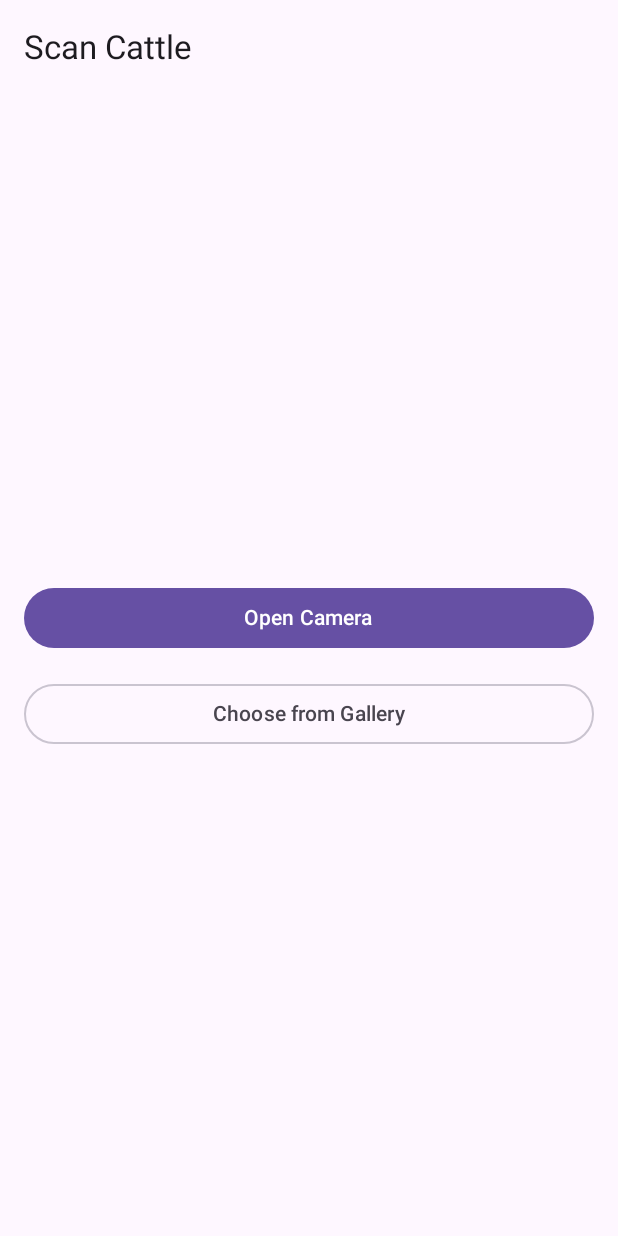
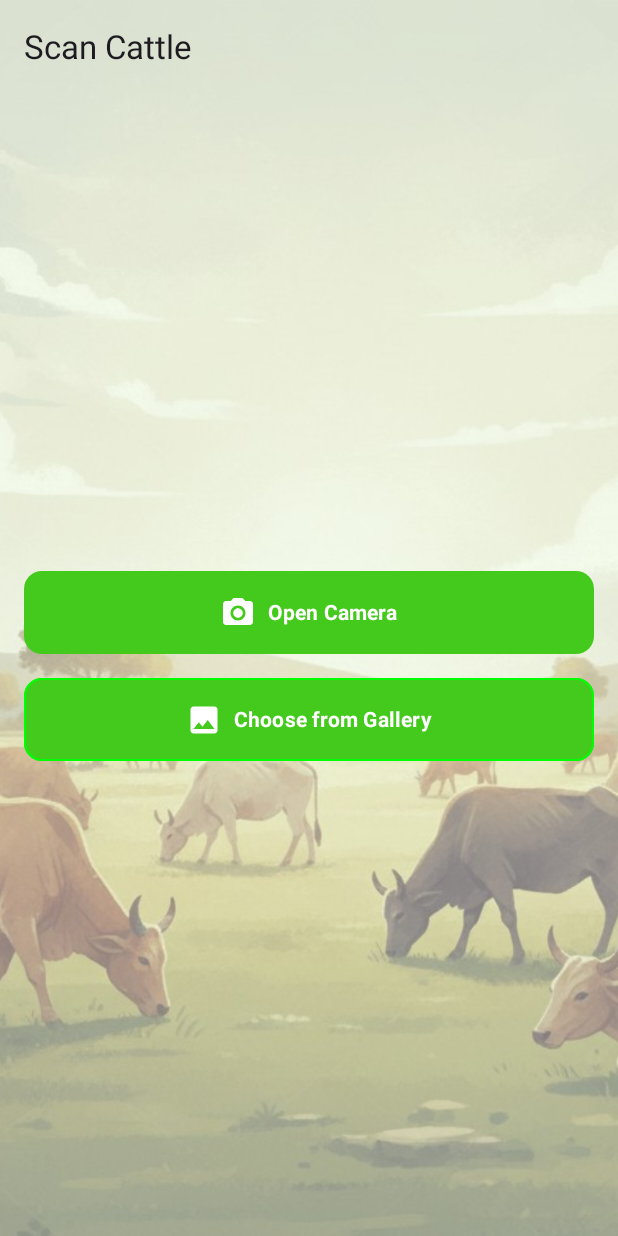
Before and after one commit to Areeb455/CattleApp, an Android app built with Jetpack Compose: the CattleScannerScreen screen opened through its navigation route, on a phone screen of 412 x 824 dp. Run offline under Robolectric (Android 15) with nearby library versions, the phone set to English and light mode, and no system bars; our stand-ins replace Dagger/Hilt's generated code.

Commit message:
ft - minor changes in scan screen

```diff
--- a/app/src/main/java/com/cattlelabs/cattleapp/ui/screens/CattleScannerScreen.kt
+++ b/app/src/main/java/com/cattlelabs/cattleapp/ui/screens/CattleScannerScreen.kt
@@ -6,19 +6,31 @@ import android.net.Uri
 import android.widget.Toast
 import androidx.activity.compose.rememberLauncherForActivityResult
 import androidx.activity.result.contract.ActivityResultContracts
+import androidx.compose.foundation.BorderStroke
+import androidx.compose.foundation.Image
 import androidx.compose.foundation.layout.Arrangement
+import androidx.compose.foundation.layout.Box
 import androidx.compose.foundation.layout.Column
+import androidx.compose.foundation.layout.Row
 import androidx.compose.foundation.layout.Spacer
 import androidx.compose.foundation.layout.fillMaxSize
 import androidx.compose.foundation.layout.fillMaxWidth
 import androidx.compose.foundation.layout.height
 import androidx.compose.foundation.layout.padding
+import androidx.compose.foundation.layout.size
+import androidx.compose.foundation.shape.RoundedCornerShape
+import androidx.compose.material.icons.Icons
+import androidx.compose.material.icons.filled.Image
+import androidx.compose.material.icons.filled.PhotoCamera
 import androidx.compose.material3.Button
+import androidx.compose.material3.ButtonDefaults
 import androidx.compose.material3.ExperimentalMaterial3Api
+import androidx.compose.material3.Icon
 import androidx.compose.material3.OutlinedButton
 import androidx.compose.material3.Scaffold
 import androidx.compose.material3.Text
 import androidx.compose.material3.TopAppBar
+import androidx.compose.material3.TopAppBarDefaults
 import androidx.compose.runtime.Composable
 import androidx.compose.runtime.getValue
 import androidx.compose.runtime.mutableStateOf
@@ -26,11 +38,18 @@ import androidx.compose.runtime.remember
 import androidx.compose.runtime.setValue
 import androidx.compose.ui.Alignment
 import androidx.compose.ui.Modifier
+import androidx.compose.ui.graphics.Color
+import androidx.compose.ui.layout.ContentScale
 import androidx.compose.ui.platform.LocalContext
+import androidx.compose.ui.res.painterResource
+import androidx.compose.ui.text.font.FontWeight
 import androidx.compose.ui.unit.dp
 import androidx.core.content.ContextCompat
 import androidx.navigation.NavController
+import com.cattlelabs.cattleapp.R
 import com.cattlelabs.cattleapp.navigation.CattleAppScreens
+import com.cattlelabs.cattleapp.ui.theme.Green
+import com.cattlelabs.cattleapp.ui.theme.LightGreen
 import com.cattlelabs.cattleapp.ui.util.createImageUri
 
 @OptIn(ExperimentalMaterial3Api::class)
@@ -73,9 +92,24 @@ fun CattleScannerScreen(
             }
         }
     )
+    Box(modifier = Modifier.fillMaxSize()) {
+        Image(
+            painter = painterResource(R.drawable.bg1),
+            contentDescription = "Background",
+            modifier = Modifier.fillMaxSize(),
+            contentScale = ContentScale.Crop,
+        )
+        Scaffold(
+            topBar = {
+                TopAppBar(
+                    title = { Text("Scan Cattle") },
+                    colors = TopAppBarDefaults.topAppBarColors(
 
-    Scaffold(
-        topBar = { TopAppBar(title = { Text("Scan Cattle") }) }
+                        containerColor = Color.Transparent // Make TopAppBar transparent
+                    )
+                )
+            },  containerColor = Color.Transparent
+
         ) { paddingValues ->
             Column(
                 modifier = Modifier
@@ -97,9 +131,23 @@ fun CattleScannerScreen(
                             permissionLauncher.launch(Manifest.permission.CAMERA)
                         }
                     },
-                modifier = Modifier.fillMaxWidth()
+                    modifier = Modifier
+                        .fillMaxWidth()
+                        .height(55.dp),
+                    shape = RoundedCornerShape(12.dp),
+                    colors = ButtonDefaults.buttonColors(
+                        containerColor = Green,
+                        contentColor = Color.White
+                    )
                 ) {
-                Text("Open Camera")
+                    Row(verticalAlignment = Alignment.CenterVertically) {
+                        Icon(
+                            imageVector = Icons.Default.PhotoCamera,
+                            contentDescription = "Open Camera"
+                        )
+                        Spacer(modifier = Modifier.size(ButtonDefaults.IconSpacing))
+                        Text("Open Camera", fontWeight = FontWeight.Bold)
+                    }
                 }
 
                 Spacer(modifier = Modifier.height(16.dp))
@@ -108,10 +156,28 @@ fun CattleScannerScreen(
                     onClick = {
                         galleryLauncher.launch("image/*")
                     },
-                modifier = Modifier.fillMaxWidth()
+                    modifier = Modifier
+                        .fillMaxWidth()
+                        .height(55.dp),
+                    shape = RoundedCornerShape(12.dp),
+                    colors = ButtonDefaults.outlinedButtonColors(
+                        containerColor = Green,
+                        contentColor = Color.White
+
+                    ),
+                    border = BorderStroke(1.dp, Color.Green)
                 ) {
-                Text("Choose from Gallery")
+                    Row(verticalAlignment = Alignment.CenterVertically) {
+                        Icon(
+                            imageVector = Icons.Default.Image,
+                            contentDescription = "Choose from Gallery"
+                        )
+                        Spacer(modifier = Modifier.size(ButtonDefaults.IconSpacing))
+                        Text("Choose from Gallery", fontWeight = FontWeight.Bold)
                     }
                 }
             }
+
         }
+    }
+}
```
Lines whose indentation alone changed are shown as unchanged.
